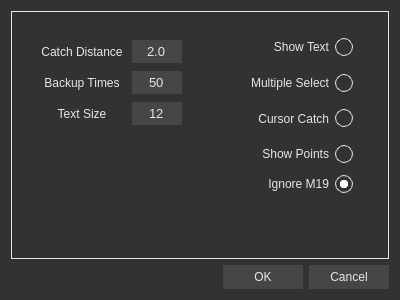
First picture: the form in src/ui/Setting.ui, repository chen6556/DSV, before the edit.
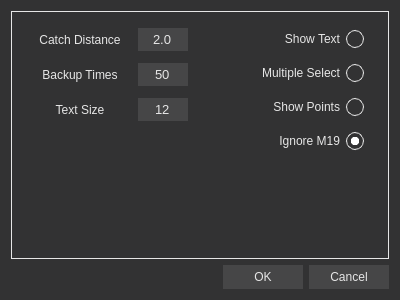
Second picture: the form after the edit.

What changed in the file:
```diff
--- a/src/ui/Setting.ui
+++ b/src/ui/Setting.ui
@@ -65,19 +65,99 @@
 	background-color:qradialgradient(spread:pad, cx:0.5, cy:0.5, radius:0.5, fx:0.5, fy:0.5, stop:0 rgb(255, 255, 255), stop:0.479904 rgb(255, 255, 255) stop:0.522685 rgba(0,0,0,0), stop:1 rgba(0,0,0,0));
 } </string>
       </property>
-      <widget class="QWidget" name="formLayoutWidget">
-       <property name="geometry">
-        <rect>
-         <x>20</x>
-         <y>20</y>
-         <width>150</width>
-         <height>101</height>
-        </rect>
+      <layout class="QHBoxLayout" name="horizontalLayout">
+       <property name="spacing">
+        <number>16</number>
        </property>
+       <property name="leftMargin">
+        <number>16</number>
+       </property>
+       <property name="topMargin">
+        <number>16</number>
+       </property>
+       <property name="rightMargin">
+        <number>24</number>
+       </property>
+       <property name="bottomMargin">
+        <number>16</number>
+       </property>
+       <item>
        <layout class="QGridLayout" name="gridLayout">
-        <property name="spacing">
-         <number>0</number>
-        </property>
+         <property name="horizontalSpacing">
+          <number>6</number>
+         </property>
+         <property name="verticalSpacing">
+          <number>12</number>
+         </property>
+         <item row="3" column="0">
+          <spacer name="verticalSpacer_2">
+           <property name="orientation">
+            <enum>Qt::Orientation::Vertical</enum>
+           </property>
+           <property name="sizeHint" stdset="0">
+            <size>
+             <width>20</width>
+             <height>40</height>
+            </size>
+           </property>
+          </spacer>
+         </item>
+         <item row="2" column="1">
+          <widget class="QSpinBox" name="text_size">
+           <property name="minimumSize">
+            <size>
+             <width>0</width>
+             <height>22</height>
+            </size>
+           </property>
+           <property name="font">
+            <font>
+             <pointsize>10</pointsize>
+            </font>
+           </property>
+           <property name="contextMenuPolicy">
+            <enum>Qt::ContextMenuPolicy::NoContextMenu</enum>
+           </property>
+           <property name="styleSheet">
+            <string notr="true">background-color: rgb(70, 70, 71);
+color: rgb(230, 230, 230);</string>
+           </property>
+           <property name="frame">
+            <bool>false</bool>
+           </property>
+           <property name="alignment">
+            <set>Qt::AlignmentFlag::AlignCenter</set>
+           </property>
+           <property name="buttonSymbols">
+            <enum>QAbstractSpinBox::ButtonSymbols::NoButtons</enum>
+           </property>
+           <property name="minimum">
+            <number>4</number>
+           </property>
+           <property name="maximum">
+            <number>800</number>
+           </property>
+           <property name="value">
+            <number>12</number>
+           </property>
+          </widget>
+         </item>
+         <item row="2" column="0">
+          <widget class="QLabel" name="label_3">
+           <property name="minimumSize">
+            <size>
+             <width>0</width>
+             <height>22</height>
+            </size>
+           </property>
+           <property name="text">
+            <string>Text Size</string>
+           </property>
+           <property name="alignment">
+            <set>Qt::AlignmentFlag::AlignCenter</set>
+           </property>
+          </widget>
+         </item>
         <item row="1" column="1">
          <widget class="QSpinBox" name="backup_times">
           <property name="minimumSize">
@@ -199,75 +279,14 @@
           </property>
          </widget>
         </item>
-        <item row="2" column="0">
-         <widget class="QLabel" name="label_3">
-          <property name="minimumSize">
-           <size>
-            <width>0</width>
-            <height>22</height>
-           </size>
-          </property>
-          <property name="text">
-           <string>Text Size</string>
-          </property>
-          <property name="alignment">
-           <set>Qt::AlignmentFlag::AlignCenter</set>
-          </property>
-         </widget>
-        </item>
-        <item row="2" column="1">
-         <widget class="QSpinBox" name="text_size">
-          <property name="minimumSize">
-           <size>
-            <width>0</width>
-            <height>22</height>
-           </size>
-          </property>
-          <property name="font">
-           <font>
-            <pointsize>10</pointsize>
-           </font>
-          </property>
-          <property name="contextMenuPolicy">
-           <enum>Qt::ContextMenuPolicy::NoContextMenu</enum>
-          </property>
-          <property name="styleSheet">
-           <string notr="true">background-color: rgb(70, 70, 71);
-color: rgb(230, 230, 230);</string>
-          </property>
-          <property name="frame">
-           <bool>false</bool>
-          </property>
-          <property name="alignment">
-           <set>Qt::AlignmentFlag::AlignCenter</set>
-          </property>
-          <property name="buttonSymbols">
-           <enum>QAbstractSpinBox::ButtonSymbols::NoButtons</enum>
-          </property>
-          <property name="minimum">
-           <number>4</number>
-          </property>
-          <property name="maximum">
-           <number>800</number>
-          </property>
-          <property name="value">
-           <number>12</number>
-          </property>
-         </widget>
-        </item>
-       </layout>
-      </widget>
-      <widget class="QWidget" name="gridLayoutWidget">
-       <property name="geometry">
-        <rect>
-         <x>180</x>
-         <y>20</y>
-         <width>161</width>
-         <height>161</height>
-        </rect>
-       </property>
-       <layout class="QGridLayout" name="gridLayout_2">
-        <item row="1" column="0">
+        </layout>
+       </item>
+       <item>
+        <layout class="QVBoxLayout" name="verticalLayout_2">
+         <property name="spacing">
+          <number>12</number>
+         </property>
+         <item>
          <widget class="QCheckBox" name="show_text">
           <property name="sizePolicy">
            <sizepolicy hsizetype="Preferred" vsizetype="Preferred">
@@ -289,29 +308,7 @@
           </property>
          </widget>
         </item>
-        <item row="3" column="0">
-         <widget class="QCheckBox" name="cursor_catch">
-          <property name="sizePolicy">
-           <sizepolicy hsizetype="Preferred" vsizetype="Preferred">
-            <horstretch>0</horstretch>
-            <verstretch>0</verstretch>
-           </sizepolicy>
-          </property>
-          <property name="minimumSize">
-           <size>
-            <width>0</width>
-            <height>22</height>
-           </size>
-          </property>
-          <property name="layoutDirection">
-           <enum>Qt::LayoutDirection::RightToLeft</enum>
-          </property>
-          <property name="text">
-           <string>Cursor Catch</string>
-          </property>
-         </widget>
-        </item>
-        <item row="2" column="0">
+         <item>
          <widget class="QCheckBox" name="multiple_select">
           <property name="sizePolicy">
            <sizepolicy hsizetype="Preferred" vsizetype="Preferred">
@@ -333,7 +330,7 @@
           </property>
          </widget>
         </item>
-        <item row="4" column="0">
+         <item>
          <widget class="QCheckBox" name="show_points">
           <property name="sizePolicy">
            <sizepolicy hsizetype="Preferred" vsizetype="Preferred">
@@ -355,8 +352,20 @@
           </property>
          </widget>
         </item>
-        <item row="5" column="0">
+         <item>
          <widget class="QCheckBox" name="ignroe_M19">
+           <property name="sizePolicy">
+            <sizepolicy hsizetype="Preferred" vsizetype="Preferred">
+             <horstretch>0</horstretch>
+             <verstretch>0</verstretch>
+            </sizepolicy>
+           </property>
+           <property name="minimumSize">
+            <size>
+             <width>0</width>
+             <height>22</height>
+            </size>
+           </property>
           <property name="layoutDirection">
            <enum>Qt::LayoutDirection::RightToLeft</enum>
           </property>
@@ -368,8 +377,22 @@
           </property>
          </widget>
         </item>
-       </layout>
-      </widget>
+         <item>
+          <spacer name="verticalSpacer">
+           <property name="orientation">
+            <enum>Qt::Orientation::Vertical</enum>
+           </property>
+           <property name="sizeHint" stdset="0">
+            <size>
+             <width>20</width>
+             <height>40</height>
+            </size>
+           </property>
+          </spacer>
+         </item>
+        </layout>
+       </item>
+      </layout>
      </widget>
     </widget>
    </item>
```
Lines whose indentation alone changed are shown as unchanged.
